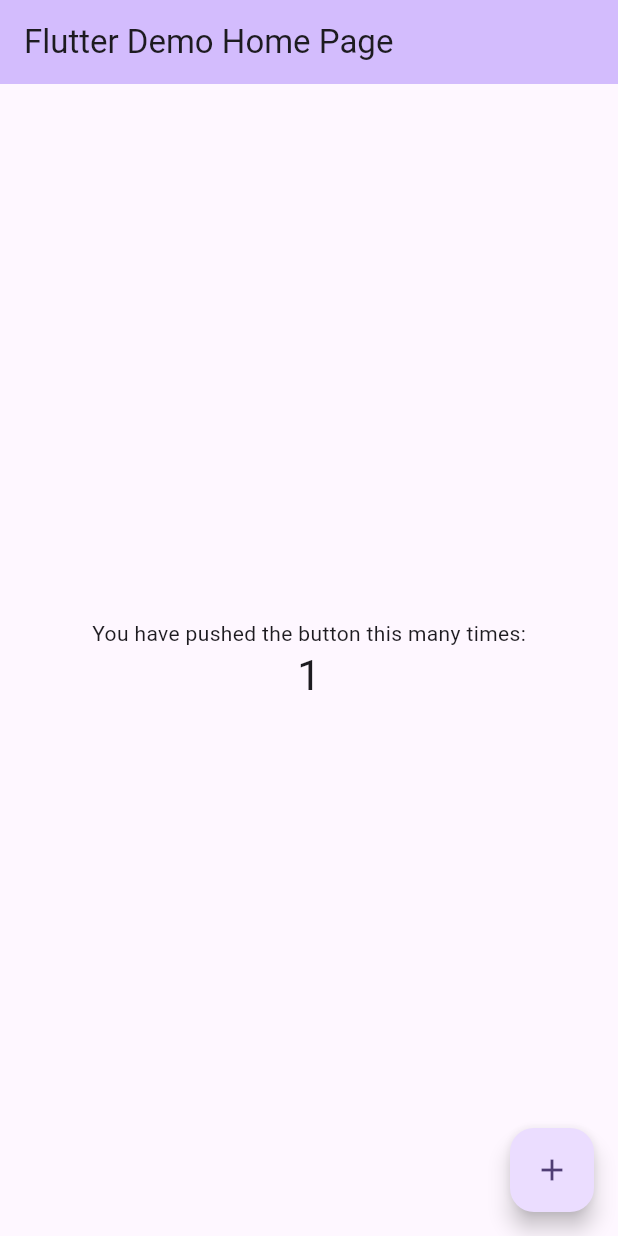
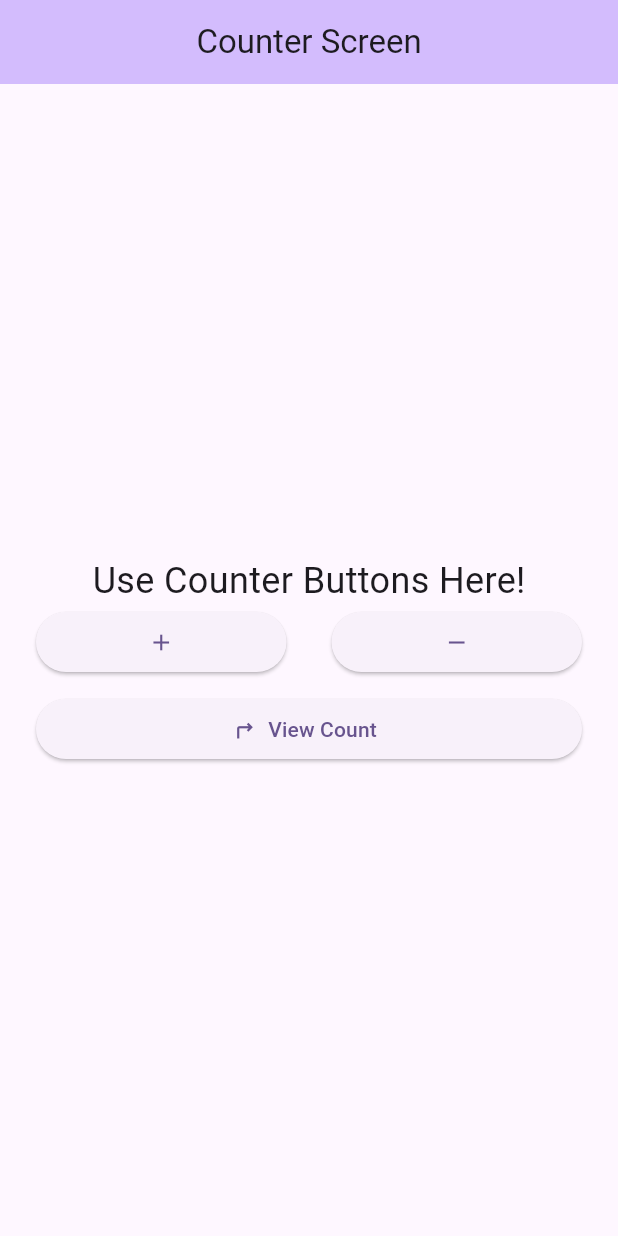
Before and after one commit to aayasir2177/counter-provider-flutter, a Flutter app: the screen it shows after launch, after a tap on the "add" icon, on a phone screen of 412 x 824 dp. Run offline on Flutter 3.47's test engine with Material 3 defaults, Android fonts, the phone set to English and light mode, and no system bars.

Commit message:
added screen navigation

```diff
--- /dev/null
+++ b/lib/count.dart
@@ -0,0 +1,42 @@
+import 'package:flutter/material.dart';
+
+class CountScreen extends StatefulWidget {
+  const CountScreen({super.key});
+
+  @override
+  State<CountScreen> createState() => _CountScreen();
+}
+
+class _CountScreen extends State<CountScreen> {
+  int counter = 0;
+
+  @override
+  Widget build(BuildContext context) {
+    return Scaffold(
+        appBar: AppBar(
+          backgroundColor: Theme.of(context).colorScheme.inversePrimary,
+          title: const Text("Count Screen"),
+          centerTitle: true,
+        ),
+        body: Padding(
+          padding: const EdgeInsets.all(24.0),
+          child: Center(
+            child: Column(
+              mainAxisAlignment: MainAxisAlignment.center,
+              children: [
+                const Center(
+                  child: Text(
+                    'Count:',
+                    style: TextStyle(fontSize: 24),
+                  ),
+                ),
+                Text(
+                  '$counter',
+                  style: Theme.of(context).textTheme.headlineMedium,
+                ),
+              ],
+            ),
+          ),
+        ));
+  }
+}
--- /dev/null
+++ b/lib/home.dart
@@ -0,0 +1,74 @@
+import 'package:counter_using_provider_flutter/count.dart';
+import 'package:flutter/material.dart';
+
+class Home extends StatefulWidget {
+  const Home({super.key});
+
+  @override
+  State<Home> createState() => _Home();
+}
+
+class _Home extends State<Home> {
+  int counter = 0;
+
+  @override
+  Widget build(BuildContext context) {
+    return Scaffold(
+      appBar: AppBar(
+        backgroundColor: Theme.of(context).colorScheme.inversePrimary,
+        title: const Text("Counter Screen"),
+        centerTitle: true,
+      ),
+      body: Center(
+        child: Padding(
+          padding: const EdgeInsets.all(24.0),
+          child: Column(
+            mainAxisAlignment: MainAxisAlignment.center,
+            children: [
+              const Center(
+                child: Text(
+                  'Use Counter Buttons Here!',
+                  style: TextStyle(fontSize: 24),
+                ),
+              ),
+              Row(
+                mainAxisAlignment: MainAxisAlignment.spaceAround,
+                children: [
+                  Expanded(
+                      child: ElevatedButton(
+                          onPressed: () {}, child: const Icon(Icons.add))),
+                  const SizedBox(
+                    width: 30,
+                  ),
+                  Expanded(
+                    child: ElevatedButton(
+                        onPressed: () {}, child: const Icon(Icons.remove)),
+                  ),
+                ],
+              ),
+              const SizedBox(
+                height: 10,
+              ),
+              Row(
+                children: [
+                  Expanded(
+                    child: ElevatedButton.icon(
+                      onPressed: () {
+                        Navigator.push(
+                            context,
+                            MaterialPageRoute(
+                                builder: (context) => const CountScreen()));
+                      },
+                      label: const Text("View Count"),
+                      icon: const Icon(Icons.turn_right),
+                    ),
+                  ),
+                ],
+              )
+            ],
+          ),
+        ),
+      ),
+    );
+  }
+}
--- a/lib/main.dart
+++ b/lib/main.dart
@@ -1,3 +1,4 @@
+import 'package:counter_using_provider_flutter/home.dart';
 import 'package:flutter/material.dart';
 
 void main() {
@@ -11,60 +12,13 @@ class MyApp extends StatelessWidget {
   @override
   Widget build(BuildContext context) {
     return MaterialApp(
-      title: 'Flutter Demo',
+      debugShowCheckedModeBanner: false,
+      title: 'Counter Using Provider',
       theme: ThemeData(
         colorScheme: ColorScheme.fromSeed(seedColor: Colors.deepPurple),
         useMaterial3: true,
       ),
-      home: const MyHomePage(title: 'Flutter Demo Home Page'),
+      home: const Home(),
     );
   }
 }
-
-class MyHomePage extends StatefulWidget {
-  const MyHomePage({super.key, required this.title});
-
-  final String title;
-
-  @override
-  State<MyHomePage> createState() => _MyHomePageState();
-}
-
-class _MyHomePageState extends State<MyHomePage> {
-  int _counter = 0;
-
-  void _incrementCounter() {
-    setState(() {
-      _counter++;
-    });
-  }
-
-  @override
-  Widget build(BuildContext context) {
-    return Scaffold(
-      appBar: AppBar(
-        backgroundColor: Theme.of(context).colorScheme.inversePrimary,
-        title: Text(widget.title),
-      ),
-      body: Center(
-        child: Column(
-          mainAxisAlignment: MainAxisAlignment.center,
-          children: <Widget>[
-            const Text(
-              'You have pushed the button this many times:',
-            ),
-            Text(
-              '$_counter',
-              style: Theme.of(context).textTheme.headlineMedium,
-            ),
-          ],
-        ),
-      ),
-      floatingActionButton: FloatingActionButton(
-        onPressed: _incrementCounter,
-        tooltip: 'Increment',
-        child: const Icon(Icons.add),
-      ),
-    );
-  }
-}
```
